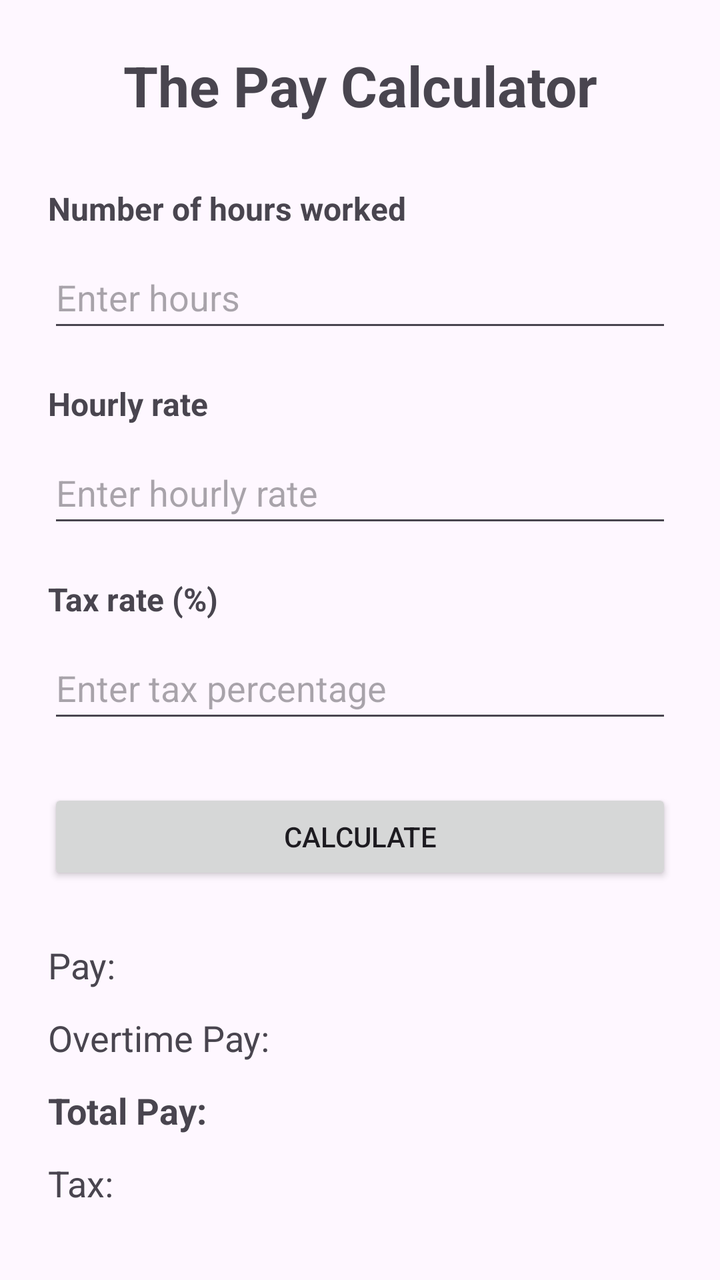
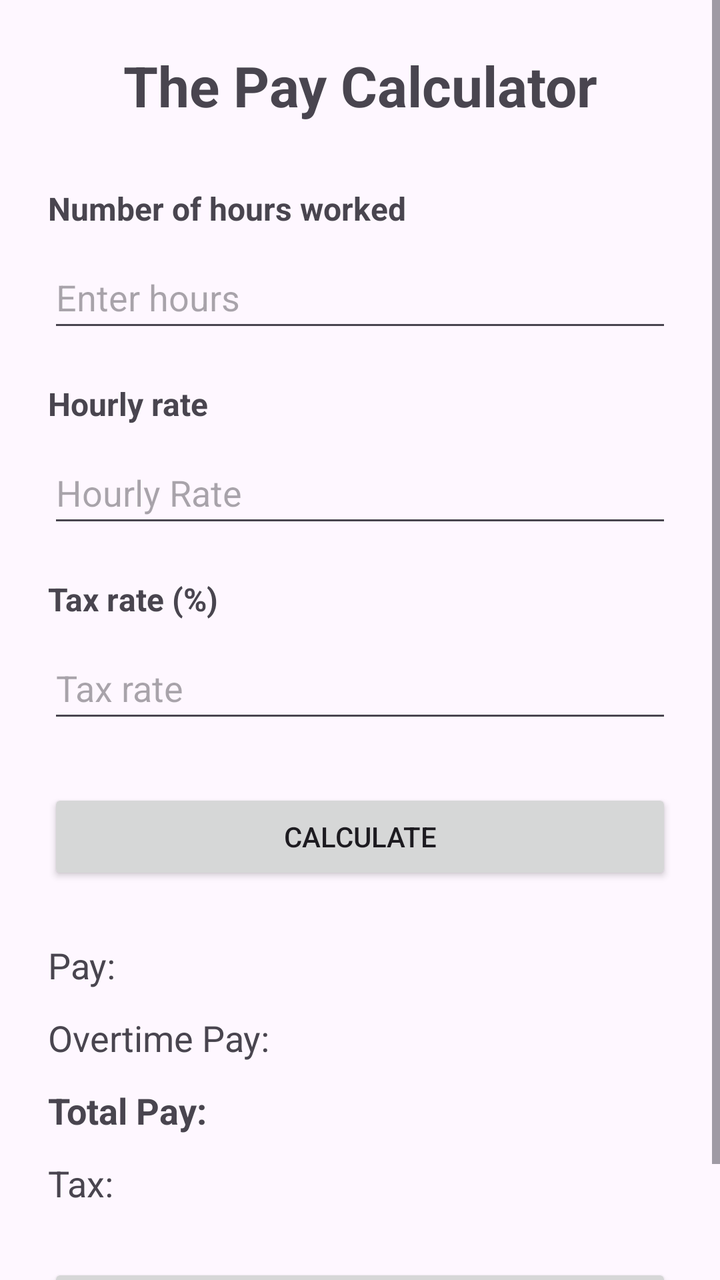

Screens rendered from an Android XML layout before and after an edit, with the pre-edit source and the edit as a unified diff.
<!-- AndroidManifest.xml: application theme Theme.COMP3074_assignment1 -->
<!-- res/layout/activity_main.xml -->
<?xml version="1.0" encoding="utf-8"?>
<ScrollView xmlns:android="http://schemas.android.com/apk/res/android"
    xmlns:app="http://schemas.android.com/apk/res-auto"
    xmlns:tools="http://schemas.android.com/tools"
    android:layout_width="match_parent"
    android:layout_height="match_parent"
    tools:context=".MainActivity">

    <androidx.constraintlayout.widget.ConstraintLayout
        android:id="@+id/main"
        android:layout_width="match_parent"
        android:layout_height="wrap_content"
        android:padding="24dp">

        <TextView
            android:id="@+id/tTitleText"
            android:layout_width="wrap_content"
            android:layout_height="wrap_content"
            android:text="@string/the_pay_calculator"
            android:textSize="28sp"
            android:textStyle="bold"
            app:layout_constraintEnd_toEndOf="parent"
            app:layout_constraintStart_toStartOf="parent"
            app:layout_constraintTop_toTopOf="parent" />

        <TextView
            android:id="@+id/hoursLabel"
            android:layout_width="wrap_content"
            android:layout_height="wrap_content"
            android:layout_marginTop="32dp"
            android:text="Number of hours worked"
            android:textSize="16sp"
            android:textStyle="bold"
            app:layout_constraintStart_toStartOf="parent"
            app:layout_constraintTop_toBottomOf="@id/tTitleText" />

        <EditText
            android:id="@+id/HoursInput"
            android:layout_width="0dp"
            android:layout_height="wrap_content"
            android:layout_marginTop="8dp"
            android:hint="Enter hours"
            android:inputType="numberDecimal"
            android:minHeight="48dp"
            app:layout_constraintEnd_toEndOf="parent"
            app:layout_constraintStart_toStartOf="parent"
            app:layout_constraintTop_toBottomOf="@id/hoursLabel" />

        <TextView
            android:id="@+id/rateLabel"
            android:layout_width="wrap_content"
            android:layout_height="wrap_content"
            android:layout_marginTop="20dp"
            android:text="Hourly rate"
            android:textSize="16sp"
            android:textStyle="bold"
            app:layout_constraintStart_toStartOf="parent"
            app:layout_constraintTop_toBottomOf="@id/HoursInput" />

        <EditText
            android:id="@+id/HourlyRate"
            android:layout_width="0dp"
            android:layout_height="wrap_content"
            android:layout_marginTop="8dp"
            android:hint="Enter hourly rate"
            android:inputType="numberDecimal"
            android:minHeight="48dp"
            app:layout_constraintEnd_toEndOf="parent"
            app:layout_constraintStart_toStartOf="parent"
            app:layout_constraintTop_toBottomOf="@id/rateLabel" />

        <TextView
            android:id="@+id/taxLabel"
            android:layout_width="wrap_content"
            android:layout_height="wrap_content"
            android:layout_marginTop="20dp"
            android:text="Tax rate (%)"
            android:textSize="16sp"
            android:textStyle="bold"
            app:layout_constraintStart_toStartOf="parent"
            app:layout_constraintTop_toBottomOf="@id/HourlyRate" />

        <EditText
            android:id="@+id/TaxRate"
            android:layout_width="0dp"
            android:layout_height="wrap_content"
            android:layout_marginTop="8dp"
            android:hint="Enter tax percentage"
            android:inputType="numberDecimal"
            android:minHeight="48dp"
            app:layout_constraintEnd_toEndOf="parent"
            app:layout_constraintStart_toStartOf="parent"
            app:layout_constraintTop_toBottomOf="@id/taxLabel" />

        <Button
            android:id="@+id/CalculateButton"
            android:layout_width="0dp"
            android:layout_height="wrap_content"
            android:layout_marginTop="28dp"
            android:text="@string/calculate"
            app:layout_constraintEnd_toEndOf="parent"
            app:layout_constraintStart_toStartOf="parent"
            app:layout_constraintTop_toBottomOf="@id/TaxRate" />

        <TextView
            android:id="@+id/PayOutput"
            android:layout_width="0dp"
            android:layout_height="wrap_content"
            android:layout_marginTop="28dp"
            android:text="@string/pay"
            android:textSize="18sp"
            app:layout_constraintEnd_toEndOf="parent"
            app:layout_constraintStart_toStartOf="parent"
            app:layout_constraintTop_toBottomOf="@id/CalculateButton" />

        <TextView
            android:id="@+id/overtimeOutput"
            android:layout_width="0dp"
            android:layout_height="wrap_content"
            android:layout_marginTop="12dp"
            android:text="@string/overtime_pay"
            android:textSize="18sp"
            app:layout_constraintEnd_toEndOf="parent"
            app:layout_constraintStart_toStartOf="parent"
            app:layout_constraintTop_toBottomOf="@id/PayOutput" />

        <TextView
            android:id="@+id/TotalPay"
            android:layout_width="0dp"
            android:layout_height="wrap_content"
            android:layout_marginTop="12dp"
            android:text="@string/total_pay"
            android:textSize="18sp"
            android:textStyle="bold"
            app:layout_constraintEnd_toEndOf="parent"
            app:layout_constraintStart_toStartOf="parent"
            app:layout_constraintTop_toBottomOf="@id/overtimeOutput" />

        <TextView
            android:id="@+id/TaxOutput"
            android:layout_width="0dp"
            android:layout_height="wrap_content"
            android:layout_marginTop="12dp"
            android:text="@string/tax"
            android:textSize="18sp"
            app:layout_constraintEnd_toEndOf="parent"
            app:layout_constraintStart_toStartOf="parent"
            app:layout_constraintTop_toBottomOf="@id/TotalPay" />

    </androidx.constraintlayout.widget.ConstraintLayout>

</ScrollView>
<!-- resources referenced by this layout -->
<resources>
  <string name="calculate">Calculate</string>
  <string name="overtime_pay">Overtime Pay:</string>
  <string name="pay">Pay:</string>
  <string name="tax">Tax:</string>
  <string name="the_pay_calculator">The Pay Calculator</string>
  <string name="total_pay">Total Pay:</string>
  <style name="Theme.COMP3074_assignment1" parent="Base.Theme.COMP3074_assignment1" />
  <style name="Base.Theme.COMP3074_assignment1" parent="Theme.Material3.DayNight.NoActionBar">
          
          
      </style>
</resources>

<!-- the commit's change to res/layout/activity_main.xml (unified diff, before → after) -->
@@ -28,7 +28,7 @@
             android:layout_width="wrap_content"
             android:layout_height="wrap_content"
             android:layout_marginTop="32dp"
-            android:text="Number of hours worked"
+            android:text="@string/number_of_hours_worked_label"
             android:textSize="16sp"
             android:textStyle="bold"
             app:layout_constraintStart_toStartOf="parent"
@@ -39,7 +39,8 @@
             android:layout_width="0dp"
             android:layout_height="wrap_content"
             android:layout_marginTop="8dp"
-            android:hint="Enter hours"
+            android:autofillHints=""
+            android:hint="@string/enter_hours"
             android:inputType="numberDecimal"
             android:minHeight="48dp"
             app:layout_constraintEnd_toEndOf="parent"
@@ -51,7 +52,7 @@
             android:layout_width="wrap_content"
             android:layout_height="wrap_content"
             android:layout_marginTop="20dp"
-            android:text="Hourly rate"
+            android:text="@string/hourly_rate_label"
             android:textSize="16sp"
             android:textStyle="bold"
             app:layout_constraintStart_toStartOf="parent"
@@ -62,7 +63,8 @@
             android:layout_width="0dp"
             android:layout_height="wrap_content"
             android:layout_marginTop="8dp"
-            android:hint="Enter hourly rate"
+            android:autofillHints=""
+            android:hint="@string/hourly_rate"
             android:inputType="numberDecimal"
             android:minHeight="48dp"
             app:layout_constraintEnd_toEndOf="parent"
@@ -74,7 +76,7 @@
             android:layout_width="wrap_content"
             android:layout_height="wrap_content"
             android:layout_marginTop="20dp"
-            android:text="Tax rate (%)"
+            android:text="@string/tax_rate_label"
             android:textSize="16sp"
             android:textStyle="bold"
             app:layout_constraintStart_toStartOf="parent"
@@ -85,7 +87,8 @@
             android:layout_width="0dp"
             android:layout_height="wrap_content"
             android:layout_marginTop="8dp"
-            android:hint="Enter tax percentage"
+            android:autofillHints=""
+            android:hint="@string/tax_rate"
             android:inputType="numberDecimal"
             android:minHeight="48dp"
             app:layout_constraintEnd_toEndOf="parent"
@@ -101,6 +104,8 @@
             app:layout_constraintEnd_toEndOf="parent"
             app:layout_constraintStart_toStartOf="parent"
             app:layout_constraintTop_toBottomOf="@id/TaxRate" />
+
+
 
         <TextView
             android:id="@+id/PayOutput"
@@ -147,6 +152,16 @@
             app:layout_constraintStart_toStartOf="parent"
             app:layout_constraintTop_toBottomOf="@id/TotalPay" />
 
+        <Button
+            android:id="@+id/AboutButton"
+            android:layout_width="0dp"
+            android:layout_height="wrap_content"
+            android:layout_marginTop="28dp"
+            android:text="@string/about_button"
+            app:layout_constraintEnd_toEndOf="parent"
+            app:layout_constraintStart_toStartOf="parent"
+            app:layout_constraintTop_toBottomOf="@id/TaxOutput" />
+
     </androidx.constraintlayout.widget.ConstraintLayout>
 
 </ScrollView>
<!-- resource entries referenced after the edit -->
@@ -1,15 +1,20 @@
 <!-- resources referenced by this layout -->
 <resources>
+  <string name="about_button">About</string>
   <string name="calculate">Calculate</string>
+  <string name="enter_hours">Enter hours</string>
+  <string name="hourly_rate">Hourly Rate</string>
+  <string name="hourly_rate_label">Hourly rate</string>
+  <string name="number_of_hours_worked_label">Number of hours worked</string>
   <string name="overtime_pay">Overtime Pay:</string>
   <string name="pay">Pay:</string>
   <string name="tax">Tax:</string>
+  <string name="tax_rate">Tax rate</string>
+  <string name="tax_rate_label">Tax rate (%)</string>
   <string name="the_pay_calculator">The Pay Calculator</string>
   <string name="total_pay">Total Pay:</string>
   <style name="Theme.COMP3074_assignment1" parent="Base.Theme.COMP3074_assignment1" />
   <style name="Base.Theme.COMP3074_assignment1" parent="Theme.Material3.DayNight.NoActionBar">
-          
-          
       </style>
 </resources>
 
